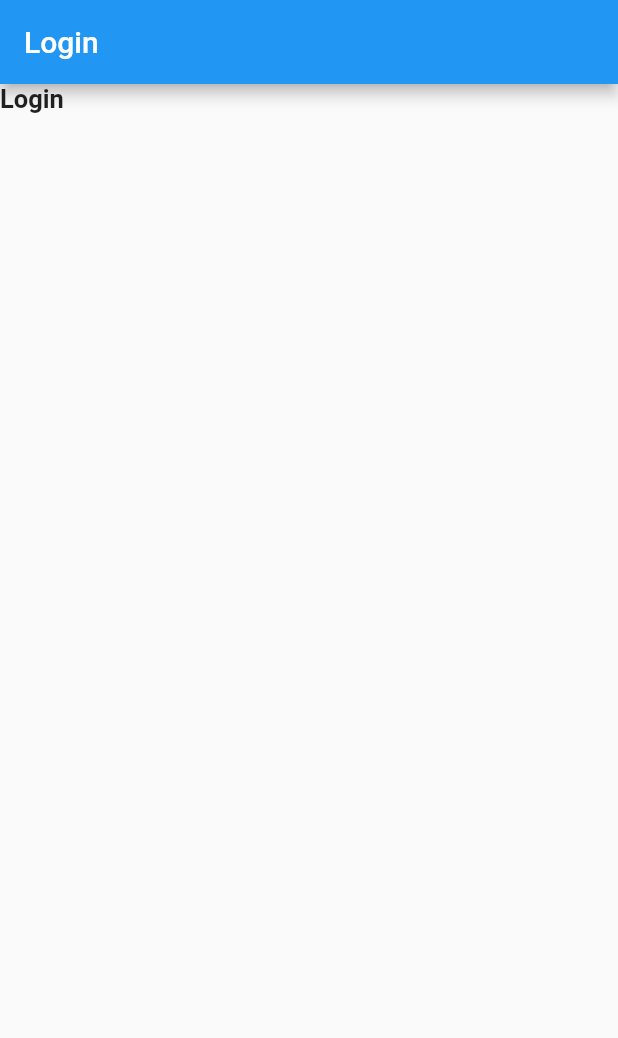
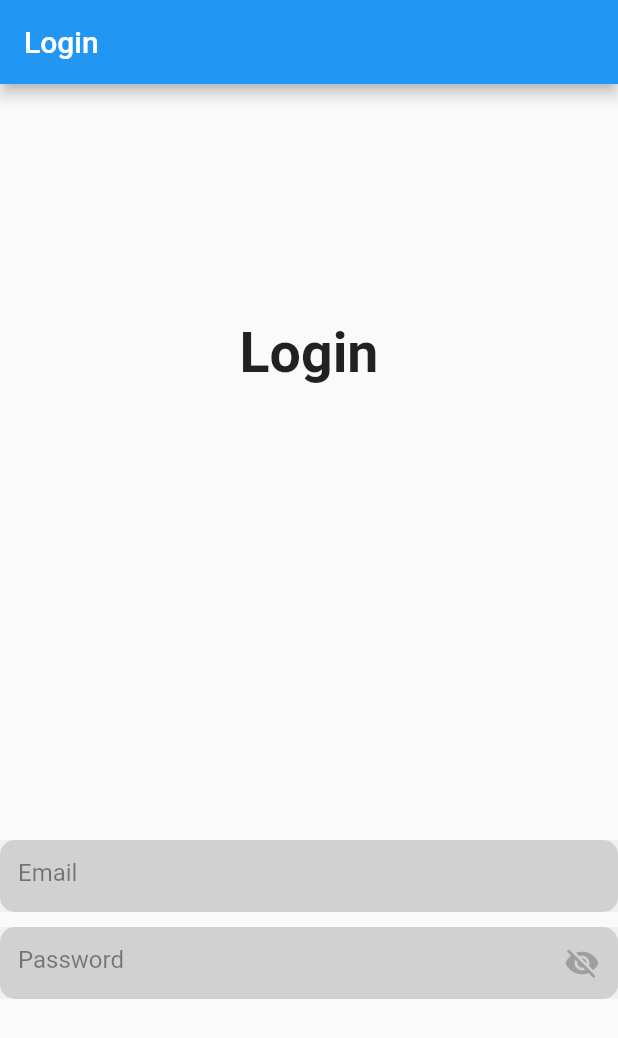
Before and after one commit to HORRYZONE/UniGather, a Flutter app: the screen it shows after launch, on a phone screen of 412 x 824 dp. Shown: the top 1038 px of the screen. Run offline on Flutter 3.47's test engine with Material 2 defaults, Android fonts, the phone set to English and light mode, and no system bars; our stand-ins replace firebase_core; accounts and stored records are empty.

Commit message:
add form_container_widget.dart implement in login_page.dart

```diff
--- a/unigather/lib/features/user_auth/presentation/pages/login_page.dart
+++ b/unigather/lib/features/user_auth/presentation/pages/login_page.dart
@@ -1,5 +1,6 @@
 import 'package:flutter/foundation.dart';
 import 'package:flutter/material.dart';
+import 'package:unigather/features/user_auth/presentation/widgets/form_container_widget.dart';
 
 class LoginPage extends StatelessWidget {
   const LoginPage({super.key});
@@ -10,10 +11,25 @@
       appBar: AppBar(
         title: Text('Login'),
       ),
-      body: Column(
-        children: [
-          Text("Login", style: TextStyle(fontSize: 17, fontWeight: FontWeight.bold),)
-        ],
+      body: const Center(
+        child: Column(
+          mainAxisAlignment: MainAxisAlignment.center,
+          children: [
+            Text("Login", style: TextStyle(fontSize: 37, fontWeight: FontWeight.bold)),
+            SizedBox(
+              height: 303,
+            ),
+            FormContainerWidget(
+              hintText: "Email",
+              isPasswordField: false,
+            ),
+            SizedBox(height: 10,),
+            FormContainerWidget(
+              hintText: "Password",
+              isPasswordField: true,
+            ),
+          ],
+        ),
       ),
     );
   }
--- /dev/null
+++ b/unigather/lib/features/user_auth/presentation/widgets/form_container_widget.dart
@@ -0,0 +1,79 @@
+
+
+// ignore_for_file: library_private_types_in_public_api
+
+import 'package:flutter/material.dart';
+
+
+class FormContainerWidget extends StatefulWidget {
+
+  final TextEditingController? controller;
+  final Key? fieldKey;
+  final bool? isPasswordField;
+  final String? hintText;
+  final String? labelText;
+  final String? helperText;
+  final FormFieldSetter<String>? onSaved;
+  final FormFieldValidator<String>? validator;
+  final ValueChanged<String>? onFieldSubmitted;
+  final TextInputType? inputType;
+
+  const FormContainerWidget({
+    this.controller,
+    this.isPasswordField,
+    this.fieldKey,
+    this.hintText,
+    this.labelText,
+    this.helperText,
+    this.onSaved,
+    this.validator,
+    this.onFieldSubmitted,
+    this.inputType
+  });
+
+
+  @override
+  _FormContainerWidgetState createState() => _FormContainerWidgetState();
+}
+
+class _FormContainerWidgetState extends State<FormContainerWidget> {
+
+  bool _obscureText = true;
+
+
+  @override
+  Widget build(BuildContext context) {
+    return Container(
+      width: double.infinity,
+      decoration: BoxDecoration(
+        color: Colors.grey.withOpacity(.35),
+        borderRadius: BorderRadius.circular(10),
+      ),
+      child: TextFormField(
+        style: TextStyle(color: Colors.black),
+        controller: widget.controller,
+        keyboardType: widget.inputType,
+        key: widget.fieldKey,
+        obscureText: widget.isPasswordField == true? _obscureText : false,
+        onSaved: widget.onSaved,
+        validator: widget.validator,
+        onFieldSubmitted: widget.onFieldSubmitted,
+        decoration: InputDecoration(
+          border: InputBorder.none,
+          filled: true,
+          hintText: widget.hintText,
+          hintStyle: TextStyle(color: Colors.black45),
+          suffixIcon: GestureDetector(
+            onTap: () {
+              setState(() {
+                _obscureText = !_obscureText;
+              });
+            },
+            child:
+            widget.isPasswordField==true? Icon(_obscureText ? Icons.visibility_off : Icons.visibility, color: _obscureText == false ? Colors.blue : Colors.grey,) : Text(""),
+          ),
+        ),
+      ),
+    );
+  }
+}
```
